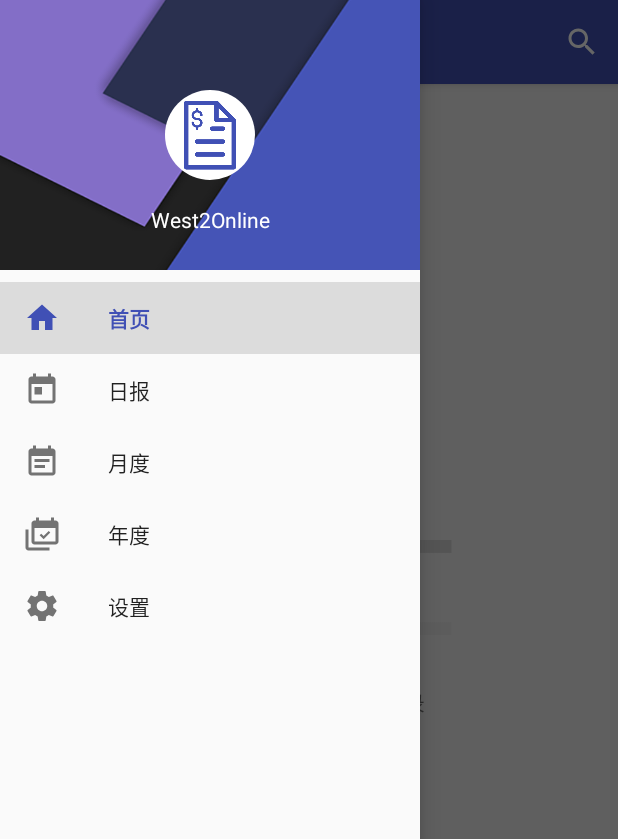
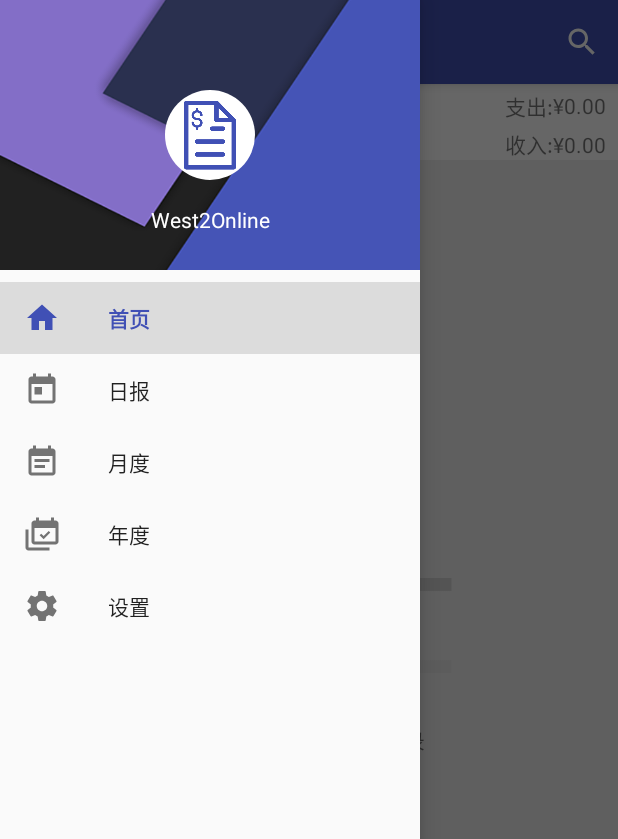
Before and after one commit to qyanzh/Keeper, an Android app: the screen it shows after launch (MainActivity), with the side drawer open, on a phone screen of 412 x 824 dp. Shown: the top 839 px of the screen. Run offline under Robolectric (Android 15) with nearby library versions, the phone set to English and light mode, and no system bars; our stand-ins replace CircleImageView; libraries missing offline, so code that uses them is left out: com.bigkoo.pickerview, com.timehop.stickyheadersrecyclerview, org.litepal, org.litepal.crud; 5 statements that could not run were skipped.

Commit message:
bug fix.

```diff
--- a/app/src/main/java/com/example/keeper/fragments/BillListFragment.java
+++ b/app/src/main/java/com/example/keeper/fragments/BillListFragment.java
@@ -183,12 +183,6 @@ public abstract class BillListFragment extends Fragment implements MyRecyclerVie
     }
 
     public void refreshAmountOfMoney() {
-        if(billItemList.isEmpty()) {
-            barAmountDisplay.setVisibility(View.GONE);
-            return;
-        } else {
-            barAmountDisplay.setVisibility(View.VISIBLE);
-        }
         float payout = 0;
         float income = 0;
         for (BillItem billItem : billItemList) {
```
